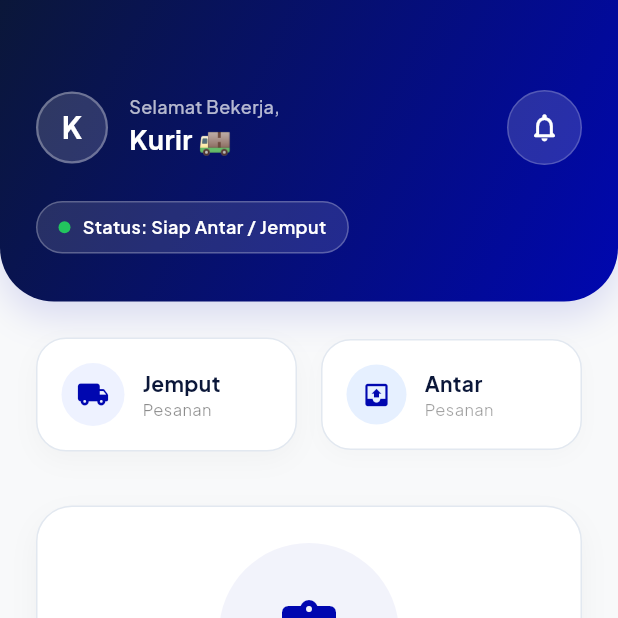
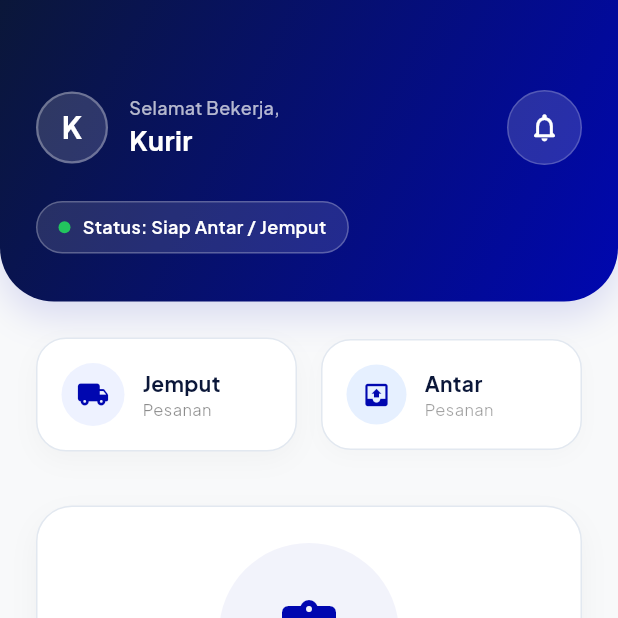
Before and after one commit to bntngridp/courier-myLaundry, a Flutter app: the HomeView screen opened directly, on a phone screen of 412 x 824 dp, the top half of it. Run offline on Flutter 3.47's test engine with Material 3 defaults, Android fonts, the phone set to English and light mode, and no system bars; our stand-ins replace google_fonts, google_sign_in, shared_preferences; accounts and stored records are empty; network calls fail.

Commit message:
feat: modernize all popups & snackbars - remove all emojis
- Add AppSnackBar widget (modern floating card with status icon badges)
- Replace all ScaffoldMessenger.showSnackBar with AppSnackBar across all screens
- Remove all emojis from snackbars, dialogs, and heading texts
- Updated files: login, forgot_password, verify_otp, register_success,
  home, delivery, take_order, change_password, edit_profile, profile views
- flutter analyze: No issues found

```diff
--- a/lib/ui/features/auth/view_models/auth_view_model.dart
+++ b/lib/ui/features/auth/view_models/auth_view_model.dart
@@ -104,7 +104,35 @@ class AuthViewModel extends ChangeNotifier {
       'Menunggu pembayaran': 'Waiting for payment',
       'Kurir dalam perjalanan mengantar pakaianmu': 'Courier is on the way to deliver your clothes',
       'Pesanan diproses': 'Order is processed',
-      'Yuk gunakan promo #BersihTanpaPusing': 'Let\'s use the #CleanWithoutHeadache promo',
+      'Yuk gunakan promo #BersihTanpaPusing': "Let's use the #CleanWithoutHeadache promo",
+      'Selamat Bekerja,': 'Happy Working,',
+      'Siap Bekerja': 'Ready to Work',
+      'Istirahat': 'On Break',
+      'Status Operasional': 'Operational Status',
+      'Pesanan Baru': 'New Orders',
+      'Terima Pesanan': 'Accept Order',
+      'Penjemputan': 'Pick-up',
+      'Pengantaran': 'Delivery',
+      'Tugas': 'Tasks',
+      'Info': 'Info',
+      'Notifikasi Kurir': 'Courier Notifications',
+      'Konfirmasi Penjemputan': 'Confirm Pick-up',
+      'Konfirmasi Pengantaran': 'Confirm Delivery',
+      'Tugas Penjemputan Pakaian': 'Laundry Pick-up Task',
+      'Tugas Pengantaran Pakaian': 'Laundry Delivery Task',
+      'Konfirmasi Keluar': 'Logout Confirmation',
+      'Apakah kamu yakin ingin keluar dari akun Kurir?\nPastikan tidak ada tugas penjemputan aktif.': 'Are you sure you want to log out of Courier account?\nMake sure there are no active pickup tasks.',
+      'Batal': 'Cancel',
+      'Ya, Keluar': 'Yes, Logout',
+      'Tandai dibaca': 'Mark as read',
+      'Belum ada notifikasi': 'No notifications yet',
+      'Notifikasi tugas kurir akan muncul di sini': 'Courier task notifications will appear here',
+      'Baru saja': 'Just now',
+      'Profil Kurir': 'Courier Profile',
+      'Semua': 'All',
+      'Pusat Bantuan': 'Help Center',
+      'Beranda': 'Home',
+      'Profil': 'Profile',
     }
   };
 
--- a/lib/ui/features/auth/views/register_success_view.dart
+++ b/lib/ui/features/auth/views/register_success_view.dart
@@ -95,7 +95,7 @@ class RegisterSuccessView extends StatelessWidget {
                         border: Border.all(color: const Color(0xFFC7D2FE)),
                       ),
                       child: const Text(
-                        'PENDAFTARAN KURIR BERHASIL 🚚',
+                        'PENDAFTARAN KURIR BERHASIL',
                         style: TextStyle(
                           fontSize: 11,
                           fontWeight: FontWeight.bold,
--- a/lib/ui/features/home/views/home_view.dart
+++ b/lib/ui/features/home/views/home_view.dart
@@ -4,6 +4,7 @@ import '../../auth/view_models/auth_view_model.dart';
 import '../../take_order/view_models/take_order_view_model.dart';
 import '../../take_order/views/take_order_view.dart';
 import '../view_models/home_view_model.dart';
+import '../../../shared/widgets/app_snackbar.dart';
 import '../../profile/views/profile_view.dart';
 import '../../delivery/view_models/delivery_view_model.dart';
 import '../../delivery/views/delivery_view.dart';
@@ -104,16 +105,16 @@ class _HomeViewState extends State<HomeView> {
                                     child: Column(
                                       crossAxisAlignment: CrossAxisAlignment.start,
                                       children: [
-                                        const Text(
-                                          'Selamat Bekerja,',
-                                          style: TextStyle(
+                                        Text(
+                                          authViewModel.translate('Selamat Bekerja,'),
+                                          style: const TextStyle(
                                             fontSize: 12,
                                             color: Colors.white70,
                                             fontWeight: FontWeight.w500,
                                           ),
                                         ),
                                         Text(
-                                          '$courierName 🚚',
+                                          courierName,
                                           maxLines: 1,
                                           overflow: TextOverflow.ellipsis,
                                           style: const TextStyle(
@@ -332,12 +333,7 @@ class _HomeViewState extends State<HomeView> {
                                 if (context.mounted) {
                                   Navigator.of(context, rootNavigator: true).popUntil((route) => route.isFirst);
 
-                                  ScaffoldMessenger.of(context).showSnackBar(
-                                    SnackBar(
-                                      content: Text(e.toString().replaceAll('Exception: ', '')),
-                                      backgroundColor: const Color(0xFF0B1739),
-                                    ),
-                                  );
+                                  AppSnackBar.showError(context, e.toString().replaceAll('Exception: ', ''));
                                 }
                               }
                             },
```
Also changed, not shown: lib/ui/features/auth/views/forgot_password_view.dart (+2 -6 lines), lib/ui/features/auth/views/login_view.dart (+2 -6 lines), lib/ui/features/auth/views/verify_otp_view.dart (+4 -18 lines), lib/ui/features/delivery/views/delivery_view.dart (+3 -12 lines), lib/ui/features/notification/views/notification_view.dart (+21 -18 lines), lib/ui/features/profile/views/change_password_view.dart (+3 -12 lines), lib/ui/features/profile/views/edit_profile_view.dart (+3 -12 lines), lib/ui/features/profile/views/profile_view.dart (+28 -40 lines), lib/ui/features/take_order/views/take_order_view.dart (+4 -13 lines), lib/ui/shared/widgets/app_snackbar.dart (added, +126 -0 lines).
